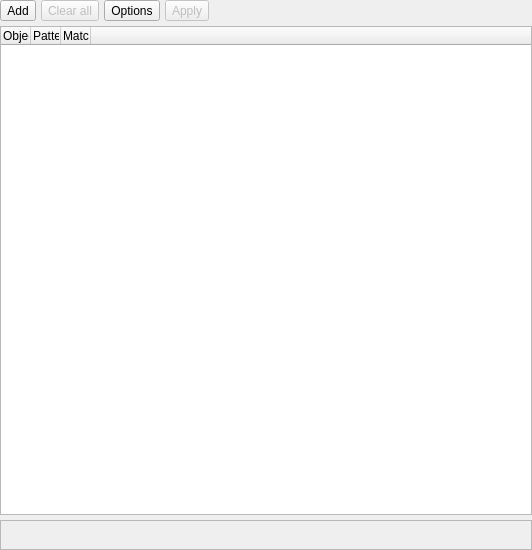
Qt form libs/libgui/ui/widgets/objectsfilterwidget.ui (maniac787/pgmodeler) before a commit.
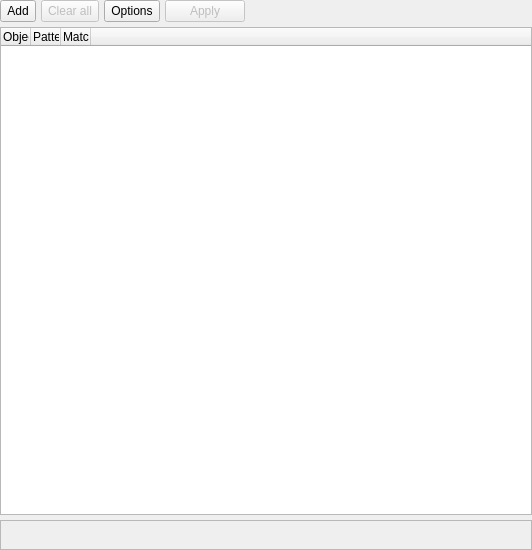
The same form after that commit. Icons and pictures are not drawn.

Commit message: Changing some QToolButton to QPushButton for better semantics (WIP).

Patch:
```diff
--- a/libs/libgui/ui/widgets/objectsfilterwidget.ui
+++ b/libs/libgui/ui/widgets/objectsfilterwidget.ui
@@ -140,7 +140,7 @@
       </widget>
      </item>
      <item>
-      <widget class="QToolButton" name="apply_tb">
+      <widget class="QPushButton" name="apply_tb">
        <property name="enabled">
         <bool>false</bool>
        </property>
@@ -169,9 +169,6 @@
        <property name="shortcut">
         <string>F5</string>
        </property>
-       <property name="toolButtonStyle">
-        <enum>Qt::ToolButtonTextBesideIcon</enum>
-       </property>
       </widget>
      </item>
      <item>
```
Left out of the diff: 27 changed lines with no effect on the pictures. The commit also changes 30 other files.
